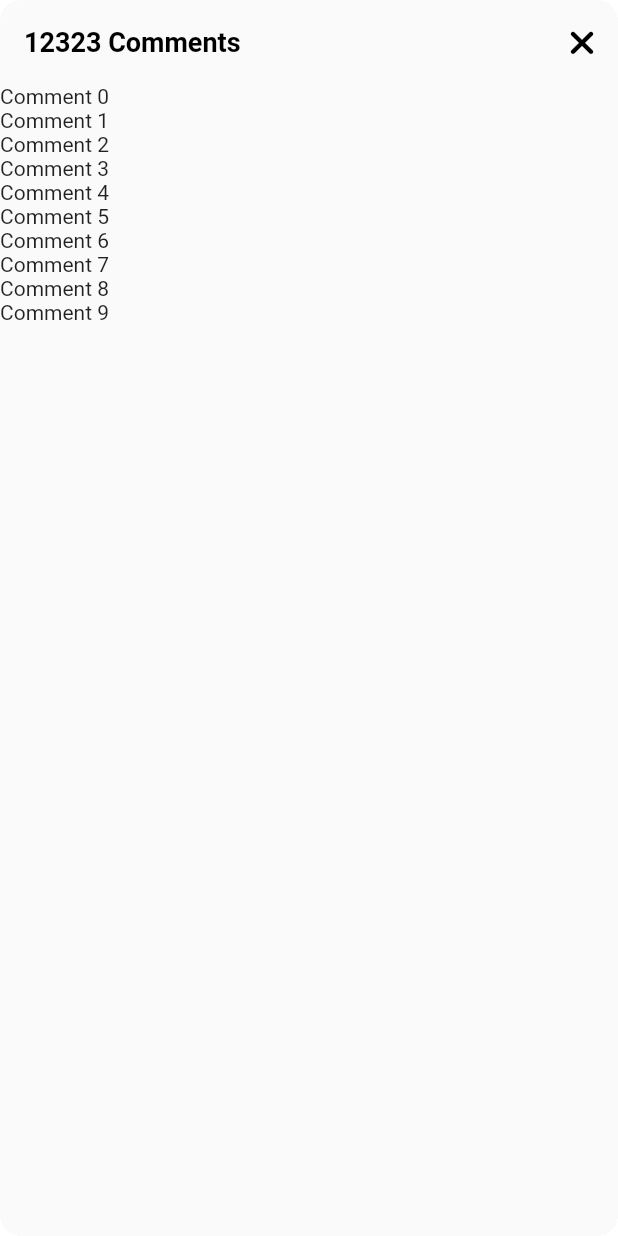
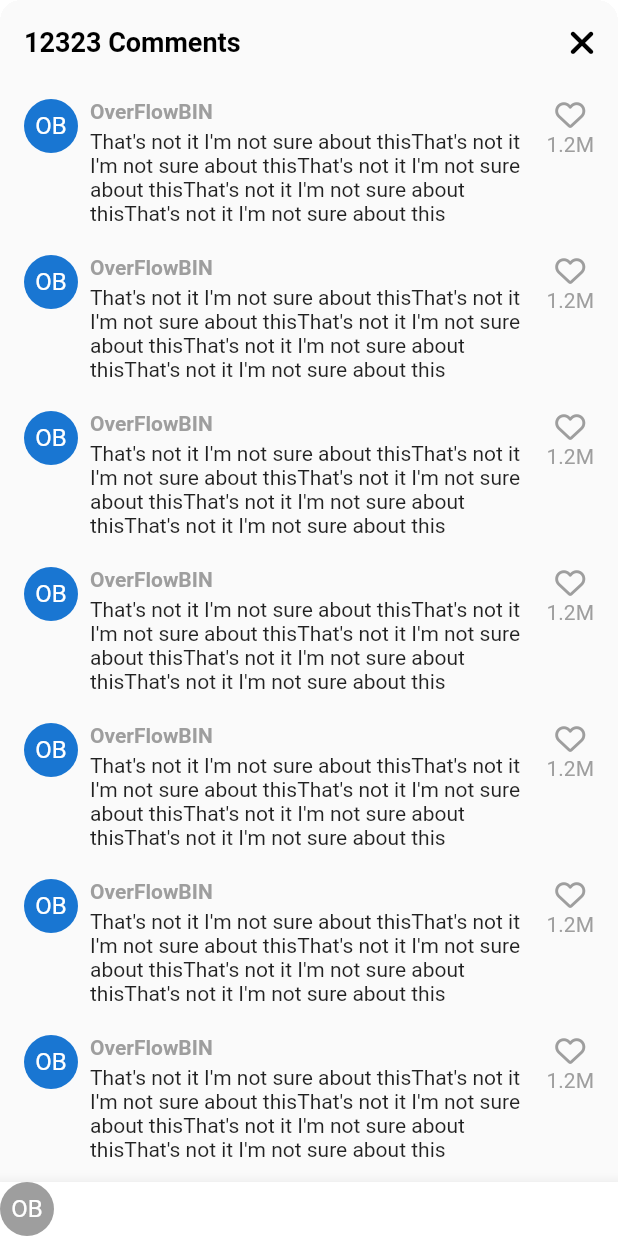
Before and after one commit to OverFlowBIN/tiktok_clone, a Flutter app: the VideoComments screen opened directly, on a phone screen of 412 x 824 dp. Run offline on Flutter 3.47's test engine with Material 3 defaults, Android fonts, the phone set to English and light mode, and no system bars; our stand-ins replace font_awesome_flutter, video_player, visibility_detector; missing offline and left inert: dart:ffi; network calls fail.

Commit message:
COMMENTS SECTION(Comments) Listview.seperated

```diff
--- a/lib/features/videos/widgets/video_comments.dart
+++ b/lib/features/videos/widgets/video_comments.dart
@@ -3,6 +3,7 @@ import 'dart:ffi';
 import 'package:flutter/material.dart';
 import 'package:font_awesome_flutter/font_awesome_flutter.dart';
 
+import '../../../constants/gaps.dart';
 import '../../../constants/sizes.dart';
 
 class VideoComments extends StatefulWidget {
@@ -39,13 +40,72 @@ class _VideoCommentsState extends State<VideoComments> {
             )
           ],
         ),
-        body: ListView.builder(
+        body: ListView.separated(
+          padding: const EdgeInsets.symmetric(
+            vertical: Sizes.size10,
+            horizontal: Sizes.size16,
+          ),
           itemCount: 10,
-          itemBuilder: (context, index) {
-            return Container(
-              child: Text("Comment $index"),
-            );
-          },
+          separatorBuilder: (context, index) => Gaps.v20,
+          itemBuilder: (context, index) => Container(
+            child: Row(
+              crossAxisAlignment: CrossAxisAlignment.start,
+              children: [
+                const CircleAvatar(
+                  radius: 18,
+                  child: Text("OB"),
+                ),
+                Gaps.h8,
+                Expanded(
+                  child: Column(
+                    crossAxisAlignment: CrossAxisAlignment.start,
+                    children: [
+                      Text(
+                        'OverFlowBIN',
+                        style: TextStyle(
+                          fontWeight: FontWeight.bold,
+                          fontSize: Sizes.size14,
+                          color: Colors.grey.shade500,
+                        ),
+                      ),
+                      Gaps.v4,
+                      const Text(
+                          "That's not it I'm not sure about thisThat's not it I'm not sure about thisThat's not it I'm not sure about thisThat's not it I'm not sure about thisThat's not it I'm not sure about this"),
+                    ],
+                  ),
+                ),
+                Column(
+                  children: [
+                    FaIcon(
+                      FontAwesomeIcons.heart,
+                      size: Sizes.size20,
+                      color: Colors.grey.shade500,
+                    ),
+                    Gaps.v2,
+                    Text(
+                      '1.2M',
+                      style: TextStyle(
+                        color: Colors.grey.shade500,
+                      ),
+                    ),
+                  ],
+                )
+              ],
+            ),
+          ),
+        ),
+        bottomNavigationBar: BottomAppBar(
+          color: Colors.white,
+          child: Row(
+            children: [
+              CircleAvatar(
+                radius: 18,
+                backgroundColor: Colors.grey.shade500,
+                foregroundColor: Colors.white,
+                child: const Text("OB"),
+              ),
+            ],
+          ),
         ),
       ),
     );
```
